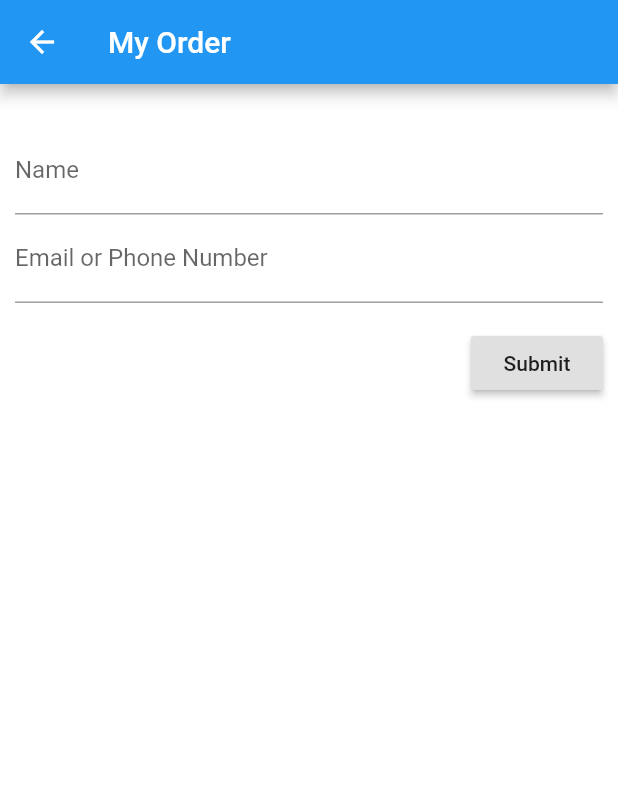
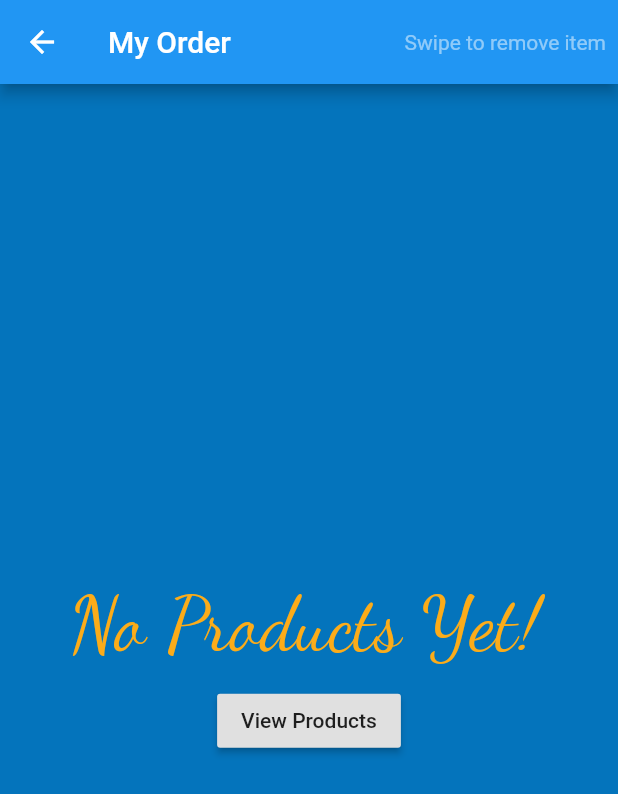
Before and after one commit to AustinLewisWebDream/bbfarmky-App, a Flutter app: the screen it shows after launch, after a tap on "Orders", on a phone screen of 412 x 824 dp. Shown: the top 794 px of the screen. Run offline on Flutter 3.47's test engine with Material 2 defaults, Android fonts, the phone set to English and light mode, and no system bars; network calls fail.

Commit message:
Minor Bug Fixes
Fixed submit button not working, minor style changes, and text concat fixes.

```diff
--- a/lib/about/about_route.dart
+++ b/lib/about/about_route.dart
@@ -18,7 +18,7 @@ class AboutRoute extends StatelessWidget {
             Container(
               margin: EdgeInsets.all(10.0),
               child: Text(
-                  "Bluegrass Blessings Farms & Apiary as a veteran-owned and naturally grown farm located in Lebanon, KY. We are a small family owned and operated farm working hard to produce the healthiest, tastiest, most environmentally sustainable products possible, while bolstering the local community and local business. Our passion is our honeybees and their well-being however weoffer many other farm products for your enjoyment and your family's nutrition. Our main categories of products are: ", style: TextStyle(color: Color.fromRGBO(252, 172, 25, 1))),
+                  "Bluegrass Blessings Farms & Apiary as a veteran-owned and naturally grown farm located in Lebanon, KY. We are a small family owned and operated farm working hard to produce the healthiest, tastiest, most environmentally sustainable products possible, while bolstering the local community and local business. Our passion is our honeybees and their well-being however we offer many other farm products for your enjoyment and your family's nutrition. Our main categories of products are: ", style: TextStyle(color: Color.fromRGBO(252, 172, 25, 1))),
             ),
             Container(
               margin: EdgeInsets.all(5.0),
@@ -86,6 +86,8 @@ class AboutRoute extends StatelessWidget {
                         child: Center(
                             child: Container(
 
+                          child: FittedBox(
+                            fit: BoxFit.fitWidth,
                                                       child: Column(
                               children: <Widget>[
                                 Text('Bluegrass Blessings Farms & Apiary',
@@ -110,6 +112,7 @@ class AboutRoute extends StatelessWidget {
                                         fontSize: 12)),
                               ],
                             ),
+                          ),
                         ))),
                     Expanded(
                         flex: 2,
--- a/lib/airtable_api/new_order.dart
+++ b/lib/airtable_api/new_order.dart
@@ -10,9 +10,7 @@ class Order {
   var data;
 
   Order({this.customerName, this.products, this.contactInfo}){
-
     var productList = [];
-
 
     products.forEach((k, v) => {productList.add({"id": k, "quantity": v})});
     print(productList.toString());
--- a/lib/home/footer.dart
+++ b/lib/home/footer.dart
@@ -4,7 +4,8 @@ import 'package:url_launcher/url_launcher.dart';
 class Footer extends StatelessWidget {
   @override
   Widget build(BuildContext context) {
-    return Expanded(
+    return
+        Expanded(
                   child: Align(
               alignment: Alignment.bottomCenter,
               child: Row(
@@ -14,7 +15,8 @@ class Footer extends StatelessWidget {
                  FooterIcon(imagePath: 'assets/images/twitter.png', url: 'https://twitter.com/bbfarmky',),
                  FooterIcon(imagePath: 'assets/images/instagram.png', url: 'https://www.instagram.com/bbfarmky/')
                 ],
-            )));
+              )),
+        );
   }
 
 }
--- a/lib/home/home.dart
+++ b/lib/home/home.dart
@@ -20,6 +20,7 @@ class _HomeMenu extends State<HomeMenu> {
 
   @override
   Widget build(BuildContext context) {
+    double height = MediaQuery.of(context).size.height;
     return Scaffold(
       body: Padding(
         padding: const EdgeInsets.only(top: 50),
@@ -31,15 +32,18 @@ class _HomeMenu extends State<HomeMenu> {
                 Column(
                   children: <Widget>[
                     Image.asset('assets/images/logo.png',
-                        height: 150.0, width: 150.0),
+                        height: height/5, width: height/5),
                     Container(
                         margin: EdgeInsets.all(18.0),
+                        child: FittedBox(
+                          fit: BoxFit.fitWidth,
                           child: Text(
                             'Fresh, Local, and Naturally Grown!',
                             style: TextStyle(
                                 color: Color.fromRGBO(252, 172, 25, 1),
                                 fontFamily: 'Lato',
                                 fontSize: 25.0),
+                          ),
                         )),
                     Row(
                       children: <Widget>[
@@ -127,11 +131,11 @@ class PopupMenu extends StatelessWidget {
       return Center(
         child: Container(
           alignment: Alignment(0.0, 0.0),
-
           child: Container(
-            decoration: BoxDecoration (color: Colors.white, borderRadius: BorderRadius.all(Radius.circular(10))),
+            decoration: BoxDecoration(
+                color: Colors.white,
+                borderRadius: BorderRadius.all(Radius.circular(10))),
             margin: EdgeInsets.symmetric(horizontal: 30),
-
             child: Column(
               mainAxisSize: MainAxisSize.min,
               mainAxisAlignment: MainAxisAlignment.center,
@@ -144,8 +148,10 @@ class PopupMenu extends StatelessWidget {
                     alignment: Alignment.centerRight,
                     margin: EdgeInsets.only(right: 10, top: 10),
                     child: Container(
-                      child: Icon(Icons
-                          .close, size: 30,),
+                      child: Icon(
+                        Icons.close,
+                        size: 30,
+                      ),
                     ),
                     color: Colors.white,
                   ),
@@ -160,7 +166,6 @@ class PopupMenu extends StatelessWidget {
                     children: <Widget>[
                       Icon(Icons.phone),
                       Container(
-
                         child: Text('Call', style: TextStyle(fontSize: 20)),
                         padding: EdgeInsets.all(10),
                         color: Colors.white,
@@ -170,7 +175,7 @@ class PopupMenu extends StatelessWidget {
                 ),
                 GestureDetector(
                   onTap: () {
-                    _launchURL('sms:+5026001004?body=');
+                    _launchURL('sms:+5026001004');
                   },
                   child: Row(
                     mainAxisSize: MainAxisSize.min,
@@ -188,7 +193,7 @@ class PopupMenu extends StatelessWidget {
                 GestureDetector(
                   onTap: () {
                     _launchURL(
-                        'mailto:c.chamberlain@bbfarmky.com?subject=Inquiry&body=<body>');
+                        'mailto:c.chamberlain@bbfarmky.com?subject=Inquiry');
                   },
                   child: Container(
                     child: Row(
--- a/lib/home/menu_item.dart
+++ b/lib/home/menu_item.dart
@@ -14,6 +14,7 @@ class MenuItem extends StatelessWidget {
 
   @override
   Widget build(BuildContext context) {
+    double height = MediaQuery.of(context).size.height;
     return Container(
       margin: EdgeInsets.all(10.0),
       alignment: Alignment.center,
@@ -31,10 +32,15 @@ class MenuItem extends StatelessWidget {
               },
               child: Column(
                 children: <Widget>[
-                  Image.asset(
-                    imagePath,
-                    height: 50.0,
-                    width: 50.0,
+                  Container(
+                    constraints: BoxConstraints.expand(
+                      height: height/15,
+                      width: height/15,
+                    ),
+                    child: Image.asset(
+                      imagePath,
+                      fit: BoxFit.scaleDown
+                    ),
                   ),
                   Center(
                       child: Container(
--- a/lib/orders/complete_route.dart
+++ b/lib/orders/complete_route.dart
@@ -7,7 +7,6 @@ class CompleteRoute extends StatelessWidget {
     return Scaffold( body: Center(
       child: Container(
         alignment: Alignment.center,
-
         child: Column(
             mainAxisAlignment: MainAxisAlignment.center,
             crossAxisAlignment: CrossAxisAlignment.center,
--- a/lib/orders/orders_route.dart
+++ b/lib/orders/orders_route.dart
@@ -1,5 +1,6 @@
 import 'package:bbfarmky/orders/order_form.dart';
 import 'package:bbfarmky/orders/order_product.dart';
+import 'package:bbfarmky/products/product_route.dart';
 import '../cart.dart';
 import 'package:flutter/material.dart';
 
@@ -12,16 +13,52 @@ class OrdersRoute extends StatelessWidget {
         return Scaffold(
       appBar: AppBar(
         title: Text('My Order'),
+        actions: <Widget>[
+          Padding(
+            padding: const EdgeInsets.only(right: 8.0),
+            child: Center(child: Text("Swipe to remove item", style: TextStyle(color: Color.fromRGBO(255, 255, 255, .5)),)),
+          )
+        ],
       ),
       body: Container(
         color: Colors.white,
-        child: ListView(children: <Widget>[
+        child: showCartDisplay()
+      )
+    );
+  }
+  Widget showCartDisplay() {
+    if(cart.isEmpty()) return NoItemsWidget();
+    else return ShowCartWidget();
+  }
+}
+
+class NoItemsWidget extends StatelessWidget {
+  Widget build(BuildContext context) {
+    return Container(
+        alignment: Alignment.center,
+        color: Color.fromRGBO(4, 116, 188, 1),
+        child: Column(
+            mainAxisAlignment: MainAxisAlignment.center,
+            crossAxisAlignment: CrossAxisAlignment.center,
+          children: <Widget>[
+          Container(margin: EdgeInsets.all(10.0) ,child: Text('No Products Yet!', style: Theme.of(context).textTheme.title,),),
+          RaisedButton(child: Text('View Products'), onPressed: () {
+            Navigator.push(
+              context, MaterialPageRoute(builder: (context) => ProductsRoute()));
+          },)
+        ],),);
+  }
+}
+
+class ShowCartWidget extends StatelessWidget {
+  final Cart cart = new Cart();
+  Widget build(BuildContext context) {
+    return
+        ListView(children: <Widget>[
           Column(
             children: cart.getProducts().map((element) => OrderProduct(product: element,)).toList(),
           ),
           OrderForm()
-        ],)
-      ),
-    );
+        ]);
   }
 }
--- a/lib/post.dart
+++ b/lib/post.dart
@@ -7,9 +7,11 @@ enum Sort { name, availability }
 
 class Products {
   List<Product> products = [];
-  static List<Product> sortedProducts = [];
+  List<Product> sortedProducts = [];
 
-  Products.fromJson(String jsonStr) {
+  Products.fromJson(String jsonStr, Sort algorithm) {
+    products = [];
+    sortedProducts = [];
     final _map = jsonDecode(jsonStr);
     final _productsList = _map['records'];
     for (var i = 0; i < (_productsList.length); i++) {
@@ -18,28 +20,27 @@ class Products {
         products.add(newProduct);
         sortedProducts.add(newProduct);
       }
-      sortBy(Sort.name);
     }
+    sortBy(algorithm);
   }
 
-  static Future<Products> fetchProducts() async {
+  static Future<Products> fetchProducts(sort) async {
     final response = await get(
         'https://api.airtable.com/v0/apptzTgBGMlsWmAE4/Products?maxRecords=100&view=Grid%20view',
         headers: {HttpHeaders.authorizationHeader: 'Bearer keyeIMUytOcC820fT'});
     if (response.statusCode == 200) {
-      print('Products List being built');
-      return Products.fromJson(response.body);
+      return Products.fromJson(response.body, sort);
     }
     throw Exception('Failed to load post');
   }
 
-  static List<Product> sortBy(Sort algorithm) {
+  List<Product> sortBy(Sort algorithm) {
     switch(algorithm) {
       case Sort.name:
-        _byName();
+        sortedProducts.sort((a, b) => (a.name.compareTo(b.name)));
         break;
       case Sort.availability:
-        _byAvailability();
+        sortedProducts.sort((a, b) => (a.availability.compareTo(b.availability)));
         break;
     }
     return sortedProducts;
@@ -55,16 +56,15 @@ class Products {
   }
 
   static void _byName() {
-    print('Sort by name');
-    sortedProducts.sort((a, b) => (a.name.compareTo(b.name)));
+
   }
 
   static void _byAvailability() {
-    print('Sort by availability');
-    sortedProducts.sort((a, b) => (a.availability.compareTo(b.availability)));
+
   }
 
   printDebug() {
-    products.forEach((product) => print(product.printDebug()));
+    print(sortedProducts.length.toString());
+    sortedProducts.forEach((product) => print(product.printDebug()));
   }
 }
--- a/lib/products/product.dart
+++ b/lib/products/product.dart
@@ -64,7 +64,6 @@ class Product {
     print('Price: ' + this.price.toString());
     print('Availability: ' + this.availability);
     print('Sold By: ' + this.measurement[0]);
-
   }
 }
 
@@ -83,7 +82,6 @@ class ProductWidget extends StatefulWidget {
 class _ProductWidget extends State<ProductWidget> {
   final Function notifyParent;
   Product product;
-  String name;
   Cart cart = new Cart();
   Color backgroundColor = Colors.red;
 
@@ -105,9 +103,7 @@ class _ProductWidget extends State<ProductWidget> {
   @override
   Widget build(BuildContext context) {
     setState(() {
-      print('rebuilding the product widget');
      backgroundColor = _selectedColor();
-     name = product.name;
     });
     return GestureDetector(
           onTap: () {
@@ -132,7 +128,7 @@ class _ProductWidget extends State<ProductWidget> {
                     Container(
                         margin: EdgeInsets.all(5.0),
                         child: Text(
-                          name,
+                          product.name,
                           style: TextStyle(fontSize: 15.0),
                         )),
                     Container(
@@ -148,11 +144,8 @@ class _ProductWidget extends State<ProductWidget> {
                   children: <Widget>[
                     Container(
                         margin: EdgeInsets.all(5.0),
-                        child: Text('Variety', style: TextStyle(fontSize: 10.0))),
-                    Container(
-                        margin: EdgeInsets.all(5.0),
                         child: Text(product.variety,
-                            style: TextStyle(fontSize: 11.0))),
+                            style: TextStyle(fontSize: 12.0))),
                   ],
                 ),
               ),
@@ -162,11 +155,8 @@ class _ProductWidget extends State<ProductWidget> {
                   children: <Widget>[
                     Container(
                         margin: EdgeInsets.all(5.0),
-                        child: Text('Availability', style: TextStyle(fontSize: 10.0))),
-                    Container(
-                        margin: EdgeInsets.all(5.0),
                         child: Text(product.availability,
-                            style: TextStyle(fontSize: 11.0))),
+                            style: TextStyle(fontSize: 12.0))),
                   ],
                 ),
               ),
--- a/pubspec.yaml
+++ b/pubspec.yaml
@@ -11,7 +11,7 @@ description: A new Flutter project.
 # In iOS, build-name is used as CFBundleShortVersionString while build-number used as CFBundleVersion.
 # Read more about iOS versioning at
 # https://developer.apple.com/library/archive/documentation/General/Reference/InfoPlistKeyReference/Articles/CoreFoundationKeys.html
-version: 1.0.0+1
+version: 1.0.5+3
 
 environment:
   sdk: ">=2.1.0 <3.0.0"
```
Also changed, not shown: lib/orders/order_form.dart (+10 -9 lines), lib/products/product_route.dart (+37 -39 lines), lib/schedule/schedule_item.dart (+31 -19 lines), lib/products/products.dart (deleted), pubspec.lock, 10 other files. Lines whose indentation alone changed are shown as unchanged.
